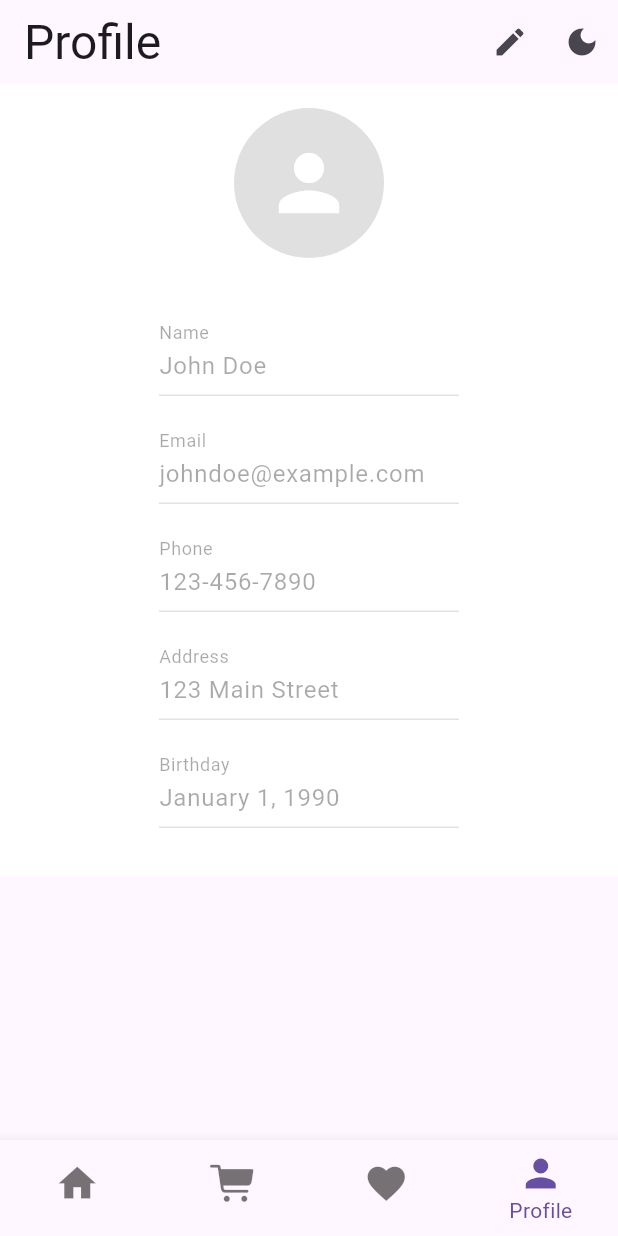
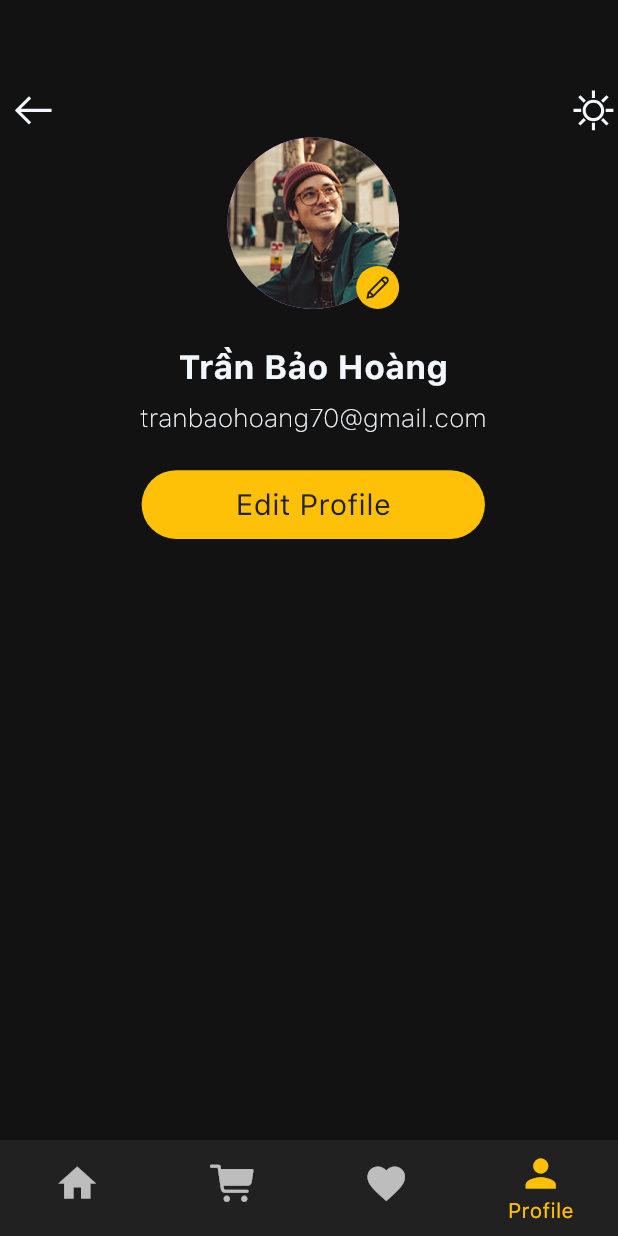
Before and after one commit to HoangTranNe/doanmobilenangcao, a Flutter app: the screen it shows after launch, item 4 of the bottom bar chosen, on a phone screen of 412 x 824 dp. Run offline on Flutter 3.47's test engine with Material 3 defaults, Android fonts, the phone set to English and light mode, and no system bars; our stand-ins replace flutter_rating_bar, flutter_screenutil, line_awesome_flutter.

Commit message:
update user profile

```diff
--- /dev/null
+++ b/lib/constants.dart
@@ -0,0 +1,66 @@
+import 'package:flutter/material.dart';
+import 'package:flutter_screenutil/flutter_screenutil.dart';
+
+const kSpacingUnit = 10;
+
+const kDarkPrimaryColor = Color(0xFF212121);
+const kDarkSecondaryColor = Color(0xFF373737);
+const kLightPrimaryColor = Color(0xFFFFFFFF);
+const kLightSecondaryColor = Color(0xFFF3F7FB);
+const kAccentColor = Color(0xFFFFC107);
+
+final kTitleTextStyle = TextStyle(
+  fontSize: ScreenUtil().setSp(kSpacingUnit.w * 1.7),
+  fontWeight: FontWeight.w600,
+);
+
+final kCaptionTextStyle = TextStyle(
+  fontSize: ScreenUtil().setSp(kSpacingUnit.w * 1.3),
+  fontWeight: FontWeight.w100,
+);
+
+final kButtonTextStyle = TextStyle(
+  fontSize: ScreenUtil().setSp(kSpacingUnit.w * 1.5),
+  fontWeight: FontWeight.w400,
+  color: kDarkPrimaryColor,
+);
+
+final kDarkTheme = ThemeData(
+  brightness: Brightness.dark, // Ensure this is Brightness.dark
+  fontFamily: 'SFProText',
+  primaryColor: kDarkPrimaryColor,
+  canvasColor: kDarkPrimaryColor,
+  iconTheme: ThemeData.dark().iconTheme.copyWith(
+        color: kLightSecondaryColor,
+      ),
+  textTheme: ThemeData.dark().textTheme.apply(
+        fontFamily: 'SFProText',
+        bodyColor: kLightSecondaryColor,
+        displayColor: kLightSecondaryColor,
+      ),
+  // Combine the colorScheme declarations
+  colorScheme: const ColorScheme.dark().copyWith( // Use ColorScheme.dark() here
+    secondary: kAccentColor,
+    background: kDarkSecondaryColor, // Add background here
+  ),
+);
+
+final kLightTheme = ThemeData(
+  brightness: Brightness.light, // Ensure this is Brightness.light
+  fontFamily: 'SFProText',
+  primaryColor: kLightPrimaryColor,
+  canvasColor: kLightPrimaryColor,
+  iconTheme: ThemeData.light().iconTheme.copyWith(
+        color: kDarkSecondaryColor,
+      ),
+  textTheme: ThemeData.light().textTheme.apply(
+        fontFamily: 'SFProText',
+        bodyColor: kDarkSecondaryColor,
+        displayColor: kDarkSecondaryColor,
+      ),
+  // Combine the colorScheme declarations
+  colorScheme: const ColorScheme.light().copyWith( // Use ColorScheme.light() here
+    secondary: kAccentColor,
+    background: kLightSecondaryColor, // Add background here
+  ),
+);
--- a/lib/main.dart
+++ b/lib/main.dart
@@ -1,5 +1,6 @@
 
 import 'package:flutter/material.dart';
+import 'package:main_project/constants.dart';
 import 'package:main_project/screen/home_screen.dart';
 import 'package:main_project/screen/cart_screen.dart';
 import 'package:main_project/screen/favorite_screen.dart';
@@ -36,6 +37,9 @@ class _MainAppState extends State<MainApp> {
 
     return MaterialApp(
       debugShowCheckedModeBanner: false,
+      theme: kDarkTheme,
+      darkTheme: kLightTheme,
+      themeMode: themeNotifier.value,
       home: Scaffold(
         body: Center(
           child: pages[currentPageIndex],
--- a/lib/screen/product_screen.dart
+++ b/lib/screen/product_screen.dart
@@ -1,3 +1,5 @@
+// ignore_for_file: must_be_immutable
+
 import 'package:flutter/cupertino.dart';
 import 'package:flutter/material.dart';
 import 'package:flutter_rating_bar/flutter_rating_bar.dart';
@@ -9,7 +11,6 @@ class ProductScreen extends StatelessWidget {
 
   @override
   Widget build(BuildContext context) {
-    // TODO: implement build
     return Scaffold(
       body: SafeArea(
           child: Column(
--- a/lib/screen/user_screen.dart
+++ b/lib/screen/user_screen.dart
@@ -1,179 +1,89 @@
-import 'package:flutter/cupertino.dart';
+
 import 'package:flutter/material.dart';
+import 'package:flutter_screenutil/flutter_screenutil.dart';
+import 'package:line_awesome_flutter/line_awesome_flutter.dart';
+import 'package:main_project/constants.dart';
 
-class UserScreen extends StatefulWidget {
+class UserScreen extends StatelessWidget {
   const UserScreen({super.key});
 
   @override
-  State<UserScreen> createState() => _UserScreenState();
-}
-
-class _UserScreenState extends State<UserScreen> {
-  // Biến để lưu trữ giá trị của các trường thông tin
-  String name = "John Doe";
-  String email = "johndoe@example.com";
-  String phone = "123-456-7890";
-  String address = "123 Main Street";
-  String birthday = "January 1, 1990";
-
-  // Biến trạng thái để kiểm soát chế độ chỉnh sửa
-  bool isEditing = false;
-
-  @override
   Widget build(BuildContext context) {
-    var isDark = MediaQuery.of(context).platformBrightness == Brightness.dark;
-
-    return Scaffold(
-      appBar: AppBar(
-        title: Text(
-          "Profile",
-          style: Theme.of(context).textTheme.headlineLarge,
-        ),
-        actions: [
-          IconButton(
-            onPressed: () {
-              setState(() {
-                isEditing = !isEditing;
-              });
-            },
-            icon: Icon(isEditing ? Icons.check : Icons.edit),
-          ),
-          IconButton(
-            onPressed: () {},
-            icon: Icon(
-              isDark ? Icons.light_mode : Icons.dark_mode,
-            ),
-          ),
-        ],
-      ),
-      body: Container(
-        child: SingleChildScrollView(
-          child: Container(
-            width: double.infinity,
-            decoration: BoxDecoration(
-              color: isDark ? Colors.black : Colors.white,
-            ),
-            padding: const EdgeInsets.all(16),
-            child: Column(
+    ScreenUtil.init(context);
+    var profileInfo = Expanded(
+      child: Column(
+        children: [
+          Container(
+            height: kSpacingUnit.w * 10,
+            width: kSpacingUnit.w * 10,
+            margin: EdgeInsets.only(top: kSpacingUnit.w * 3),
+            child: Stack(
               children: [
-                Center(
+                CircleAvatar(
+                  radius: kSpacingUnit.w * 5,
+                  backgroundImage: const AssetImage('assets/images/avatar.png'),
+                ),
+                Align(
+                  alignment: Alignment.bottomRight,
                   child: Container(
-                    width: 100,
-                    height: 100,
+                    height: kSpacingUnit.w * 2.5,
+                    width: kSpacingUnit.w * 2.5,
                     decoration: BoxDecoration(
+                      color: Theme.of(context).colorScheme.secondary,
                       shape: BoxShape.circle,
-                      color: Colors.grey[300],
                     ),
-                    child: const Center(
-                      child: Icon(
-                        Icons.person,
-                        size: 60,
-                        color: Colors.white,
-                      ),
-                    ),
-                  ),
-                ),
-                const SizedBox(height: 20),
-                Center(
-                  child: Container(
-                    padding: const EdgeInsets.all(16),
-                    child: Column(
-                      crossAxisAlignment: CrossAxisAlignment.center,
-                      children: [
-                        // Sử dụng SizedBox để hiển thị thông tin trong TextField
-                        SizedBox(
-                          width: 200,
-                          child: TextField(
-                            controller: TextEditingController(text: name),
-                            onChanged: (value) {
-                              setState(() {
-                                name = value;
-                              });
-                            },
-                            enabled:
-                                isEditing, // Chỉ cho phép chỉnh sửa khi isEditing là true
-                            style: const TextStyle(fontSize: 16), // Điều chỉnh kích thước phông chữ
-                            decoration: const InputDecoration(
-                              labelText: 'Name',
-                            ),
-                          ),
-                        ),
-                        const SizedBox(height: 16),
-                        SizedBox(
-                          width: 200,
-                          child: TextField(
-                            controller: TextEditingController(text: email),
-                            onChanged: (value) {
-                              setState(() {
-                                email = value;
-                              });
-                            },
-                            enabled: isEditing,
-                            style: const TextStyle(fontSize: 16), // Điều chỉnh kích thước phông chữ
-                            decoration: const InputDecoration(
-                              labelText: 'Email',
-                            ),
-                          ),
-                        ),
-                        const SizedBox(height: 16),
-                        SizedBox(
-                          width: 200,
-                          child: TextField(
-                            controller: TextEditingController(text: phone),
-                            onChanged: (value) {
-                              setState(() {
-                                phone = value;
-                              });
-                            },
-                            enabled: isEditing,
-                            style: const TextStyle(fontSize: 16), // Điều chỉnh kích thước phông chữ
-                            decoration: const InputDecoration(
-                              labelText: 'Phone',
-                            ),
-                          ),
-                        ),
-                        const SizedBox(height: 16),
-                        SizedBox(
-                          width: 200,
-                          child: TextField(
-                            controller: TextEditingController(text: address),
-                            onChanged: (value) {
-                              setState(() {
-                                address = value;
-                              });
-                            },
-                            enabled: isEditing,
-                            style: const TextStyle(fontSize: 16), // Điều chỉnh kích thước phông chữ
-                            decoration: const InputDecoration(
-                              labelText: 'Address',
-                            ),
-                          ),
-                        ),
-                        const SizedBox(height: 16),
-                        SizedBox(
-                          width: 200,
-                          child: TextField(
-                            controller: TextEditingController(text: birthday),
-                            onChanged: (value) {
-                              setState(() {
-                                birthday = value;
-                              });
-                            },
-                            enabled: isEditing,
-                            style: const TextStyle(fontSize: 16), // Điều chỉnh kích thước phông chữ
-                            decoration: const InputDecoration(
-                              labelText: 'Birthday',
-                            ),
-                          ),
-                        ),
-                      ],
+                    child: Icon(
+                      LineAwesomeIcons.pen,
+                      color: kDarkPrimaryColor,
+                      size: ScreenUtil().setSp(kSpacingUnit.w * 1.5),
                     ),
                   ),
                 ),
               ],
             ),
           ),
-        ),
+          SizedBox(height: kSpacingUnit.w * 2),
+          Text('Trần Bảo Hoàng', style: kTitleTextStyle),
+          SizedBox(height: kSpacingUnit.w * 0.5),
+          Text('tranbaohoang70@gmail.com', style: kCaptionTextStyle),
+          SizedBox(height: kSpacingUnit.w * 2),
+          Container(
+            height: kSpacingUnit.w * 4,
+            width: kSpacingUnit.w * 20,
+            decoration: BoxDecoration(
+              borderRadius: BorderRadius.circular(kSpacingUnit.w * 3),
+              color: Theme.of(context).colorScheme.secondary,
+            ),
+            child: Center(
+              child: Text('Edit Profile', style: kButtonTextStyle),
+            ),
+          )
+        ],
+      ),
+    );
+    return Scaffold(
+      body: Column(
+        children: <Widget>[
+          SizedBox(
+            height: kSpacingUnit.w * 5,
+          ),
+          Row(
+            mainAxisAlignment: MainAxisAlignment.spaceBetween,
+            crossAxisAlignment: CrossAxisAlignment.start,
+            children: <Widget>[
+              SizedBox(width: kSpacingUnit.w * 0.5),
+              Icon(
+                LineAwesomeIcons.arrow_left,
+                size: ScreenUtil().setSp(kSpacingUnit.w * 2.5),
+              ),
+              profileInfo,
+              Icon(
+                LineAwesomeIcons.sun,
+                size: ScreenUtil().setSp(kSpacingUnit.w * 2.5),
+              ),
+            ],
+          )
+        ],
       ),
     );
   }
--- a/lib/widgets/bottom_sheet.dart
+++ b/lib/widgets/bottom_sheet.dart
@@ -1,6 +1,5 @@
 import 'package:flutter/cupertino.dart';
 import  'package:flutter/material.dart';
-import 'package:flutter/widgets.dart';
 import 'package:main_project/screen/cart_screen.dart';
 
 class CustomBottomSheet extends StatelessWidget {
```
Also changed, not shown: pubspec.yaml (+11 -11 lines), lib/theme/theme.dart (deleted), lib/widgets/profile_list_item.dart (added), pubspec.lock.
